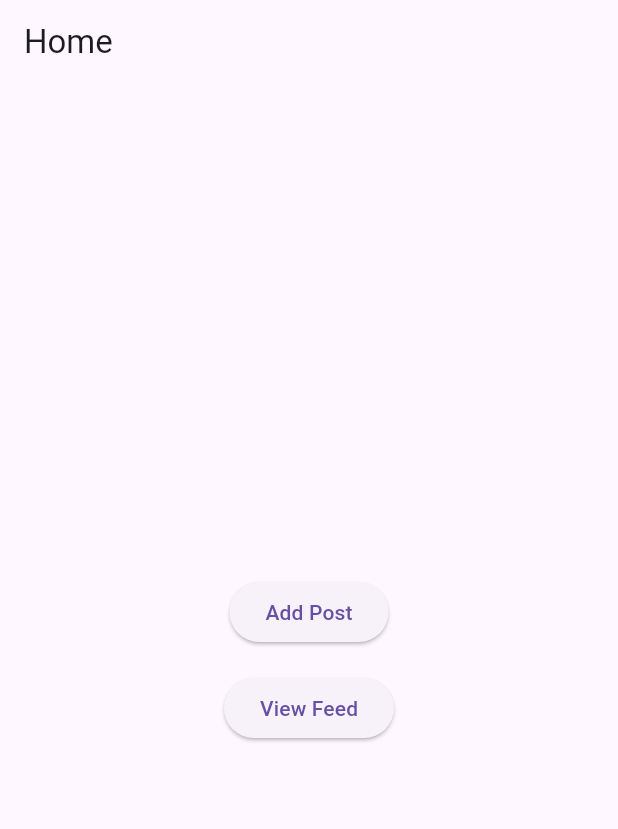
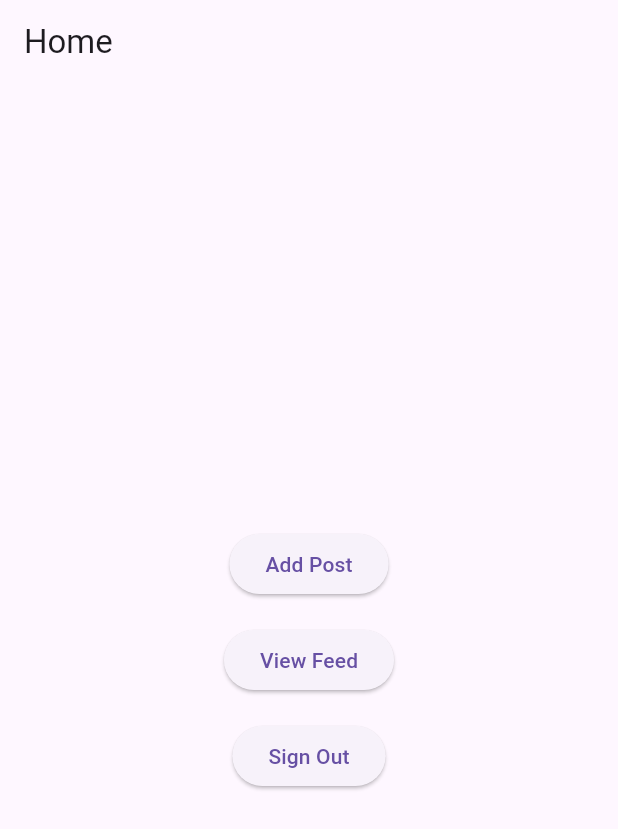
Before and after one commit to Project-Code-UVA/HoosFit, a Flutter app: the screen it shows after launch, on a phone screen of 412 x 824 dp. Shown: the top 829 px of the screen. Run offline on Flutter 3.47's test engine with Material 3 defaults, Android fonts, the phone set to English and light mode, and no system bars.

Commit message:
Adding Sign Out Button to Home Page
Sign out button navigates from home page to login scree

```diff
--- a/fluttersimpleapp/simpleapp/lib/home_screen.dart
+++ b/fluttersimpleapp/simpleapp/lib/home_screen.dart
@@ -2,6 +2,7 @@
 import 'package:flutter/material.dart';
 import 'add_post_screen.dart';
 import 'feed_screen.dart'; // Import the FeedScreen
+import 'Login_Page.dart';
 
 class HomeScreen extends StatelessWidget {
   @override
@@ -33,6 +34,18 @@ class HomeScreen extends StatelessWidget {
               },
               child: Text('View Feed'),
             ),
+                        SizedBox(height: 16.0), // Changed code to add sign out button starts here
+            ElevatedButton(
+              onPressed: () {
+                Navigator.push(
+                  context,
+                  MaterialPageRoute(builder: (context) => LoginPage()), // How to get to login screen
+                );
+              },
+              child: const Text(
+                'Sign Out', // Text for button
+                ),
+                  ),
           ],
         ),
       ),
```
Also changed, not shown: fluttersimpleapp/simpleapp/pubspec.lock, 1 other file.
